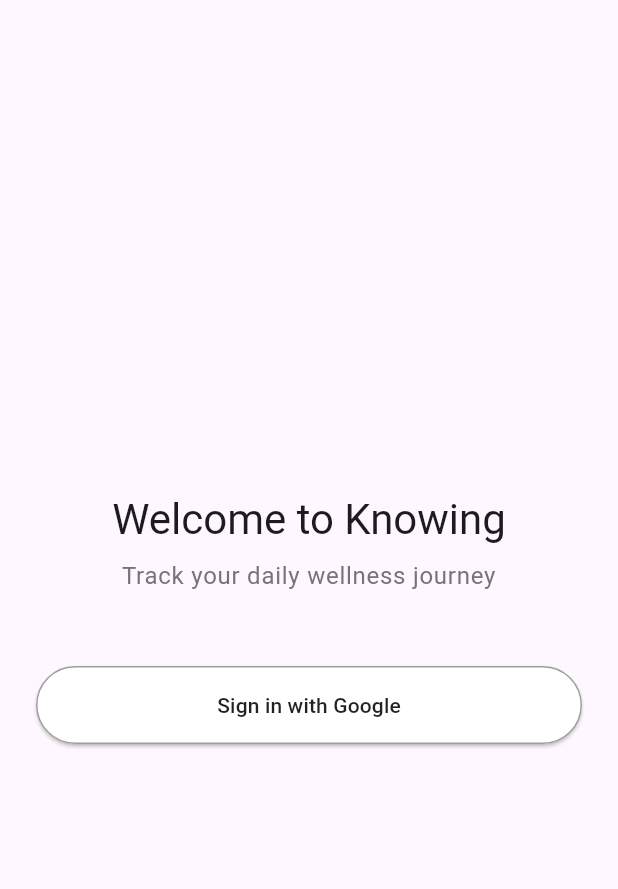
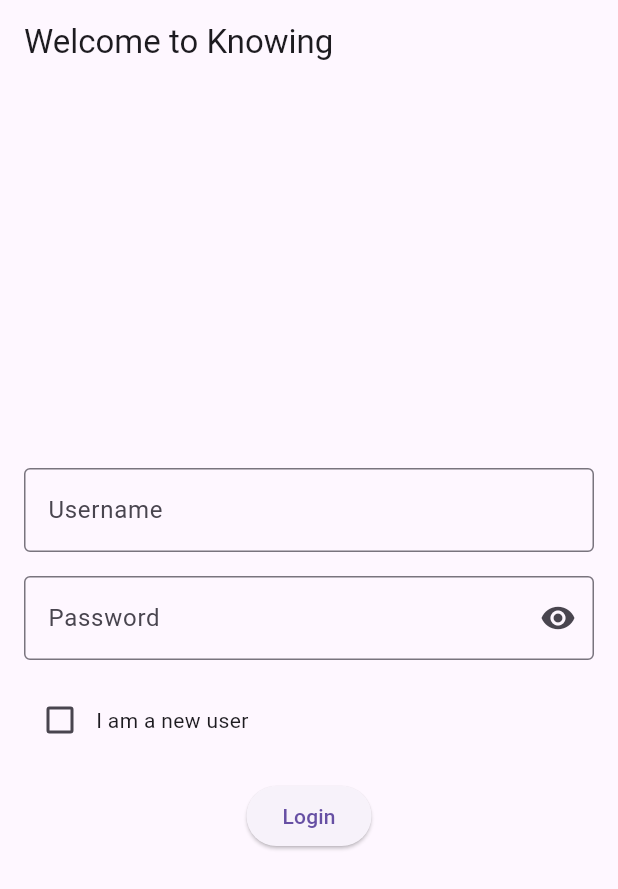
Before and after one commit to yipingxia/knowing_mvp, a Flutter app: the screen it shows after launch, on a phone screen of 412 x 824 dp. Shown: the top 889 px of the screen. Run offline on Flutter 3.47's test engine with Material 3 defaults, Android fonts, the phone set to English and light mode, and no system bars; our stand-ins replace cloud_firestore, cloud_functions, firebase_auth, firebase_core, google_fonts, google_sign_in; missing offline and left inert: dart:html; accounts and stored records are empty.

Commit message:
feat:  - Update Firestore structure to use user-specific collections - Fix dailyLogs collection location - Add proper error handling and logging - Update Cloud Functions to handle user-specific data

```diff
--- a/lib/main.dart
+++ b/lib/main.dart
@@ -1,13 +1,14 @@
 import 'package:flutter/material.dart';
 import 'screens/login_screen.dart';
-import 'screens/home_screen.dart';
 import 'package:firebase_core/firebase_core.dart';
-import 'package:firebase_auth/firebase_auth.dart';
+import 'package:cloud_firestore/cloud_firestore.dart';
+import 'package:flutter/foundation.dart' show kIsWeb;
 
 void main() async {
   WidgetsFlutterBinding.ensureInitialized();
 
-  // Initialize Firebase with options
+  try {
+    // Initialize Firebase
     await Firebase.initializeApp(
       options: const FirebaseOptions(
         apiKey: "AIzaSyCL8C6_q3CtPkg33xXA4SUxmDOSnW-dOH4",
@@ -20,6 +21,36 @@
       ),
     );
 
+    // Connect to Firestore emulator
+    String host = kIsWeb ? 'localhost' : '10.0.2.2';
+    FirebaseFirestore.instance.useFirestoreEmulator(host, 8080);
+
+    // Configure Firestore settings
+    FirebaseFirestore.instance.settings = const Settings(
+      persistenceEnabled: true,
+      cacheSizeBytes: Settings.CACHE_SIZE_UNLIMITED,
+      sslEnabled: false,  // Disable SSL for emulator
+    );
+
+    // Then try to enable persistence
+    if (kIsWeb) {
+      try {
+        await FirebaseFirestore.instance.enablePersistence(
+          const PersistenceSettings(synchronizeTabs: true),
+        );
+      } catch (e) {
+        print('Persistence already enabled or not supported: $e');
+      }
+    }
+
+    // Explicitly enable network
+    await FirebaseFirestore.instance.enableNetwork();
+
+    print('Firebase initialized successfully with emulator');
+  } catch (e) {
+    print('Error initializing Firebase: $e');
+  }
+
   runApp(const MyApp());
 }
 
@@ -31,70 +62,10 @@
     return MaterialApp(
       title: 'Knowing',
       theme: ThemeData(
-        colorScheme: ColorScheme.fromSeed(seedColor: Colors.deepPurple),
-        useMaterial3: true,
+        primarySwatch: Colors.blue,
+        visualDensity: VisualDensity.adaptivePlatformDensity,
       ),
-      home: const SplashScreen(),
+      home: const LoginScreen(),
     );
   }
 }
-
-class SplashScreen extends StatefulWidget {
-  const SplashScreen({super.key});
-
-  @override
-  State<SplashScreen> createState() => _SplashScreenState();
-}
-
-class _SplashScreenState extends State<SplashScreen> {
-  @override
-  void initState() {
-    super.initState();
-    // Navigate to AuthWrapper after 2 seconds
-    Future.delayed(const Duration(seconds: 2), () {
-      if (mounted) {
-        Navigator.pushReplacement(
-          context,
-          MaterialPageRoute(builder: (context) => const AuthWrapper()),
-        );
-      }
-    });
-  }
-
-  @override
-  Widget build(BuildContext context) {
-    return Scaffold(
-      body: Center(
-        child: Column(
-          mainAxisAlignment: MainAxisAlignment.center,
-          children: [
-            // Add your app logo here
-            const CircularProgressIndicator(),
-          ],
-        ),
-      ),
-    );
-  }
-}
-
-class AuthWrapper extends StatelessWidget {
-  const AuthWrapper({super.key});
-
-  @override
-  Widget build(BuildContext context) {
-    return StreamBuilder<User?>(
-      stream: FirebaseAuth.instance.authStateChanges(),
-      builder: (context, snapshot) {
-        if (snapshot.connectionState == ConnectionState.waiting) {
-          return const Center(child: CircularProgressIndicator());
-        }
-
-        if (snapshot.hasData) {
-          return const HomeScreen();
-        }
-
-        return const LoginScreen();
-      },
-    );
-  }
-}
--- a/lib/screens/login_screen.dart
+++ b/lib/screens/login_screen.dart
@@ -1,7 +1,5 @@
 import 'package:flutter/material.dart';
-import 'package:flutter/foundation.dart' show kIsWeb;
-import 'dart:js' as js;
-import '../services/auth_service.dart';
+import '../services/user_service.dart';
 import 'home_screen.dart';
 
 class LoginScreen extends StatefulWidget {
@@ -12,39 +10,84 @@
 }
 
 class _LoginScreenState extends State<LoginScreen> {
-  final _authService = AuthService();
+  final _usernameController = TextEditingController();
+  final _passwordController = TextEditingController();
+  final _userService = UserService();
   bool _isLoading = false;
-  String? _error;
+  String? _errorMessage;
+  bool _isNewUser = false;
+  bool _obscurePassword = true;
 
-  Future<void> _signInWithGoogle() async {
+  @override
+  void initState() {
+    super.initState();
+    _checkStoredUsername();
+  }
+
+  Future<void> _checkStoredUsername() async {
+    final storedUsername = _userService.getUsernameFromStorage();
+    if (storedUsername != null) {
+      final userData = await _userService.getUserData(storedUsername);
+      if (userData != null) {
+        if (mounted) {
+          Navigator.of(context).pushReplacement(
+            MaterialPageRoute(
+              builder: (context) => HomeScreen(username: storedUsername),
+            ),
+          );
+        }
+      }
+    }
+  }
+
+  Future<void> _handleLoginOrRegister() async {
+    final username = _usernameController.text.trim();
+    final password = _passwordController.text;
+
+    if (username.isEmpty) {
+      setState(() => _errorMessage = 'Please enter a username');
+      return;
+    }
+
+    if (password.isEmpty) {
+      setState(() => _errorMessage = 'Please enter a password');
+      return;
+    }
+
     setState(() {
       _isLoading = true;
-      _error = null;
+      _errorMessage = null;
     });
 
     try {
-      if (kIsWeb) {
-        // For web, we'll use the Google Sign-In button that's configured in index.html
-        js.context.callMethod('signInWithGoogle', []);
+      bool success;
+      if (_isNewUser) {
+        // Try to register new user
+        success = await _userService.registerUsername(username, password);
+        if (!success) {
+          setState(() => _errorMessage = 'Username already taken');
+          setState(() => _isLoading = false);
+          return;
+        }
       } else {
-        await _authService.signInWithGoogle();
+        // Try to verify existing user
+        success = await _userService.verifyUser(username, password);
+        if (!success) {
+          setState(() => _errorMessage = 'Invalid username or password');
+          setState(() => _isLoading = false);
+          return;
+        }
       }
 
-      if (mounted) {
-        Navigator.pushReplacement(
-          context,
-          MaterialPageRoute(builder: (context) => const HomeScreen()),
+      if (success && mounted) {
+        Navigator.of(context).pushReplacement(
+          MaterialPageRoute(
+            builder: (context) => HomeScreen(username: username),
+          ),
         );
       }
     } catch (e) {
-      if (mounted) {
-        setState(() {
-          _error = e.toString();
-        });
-        ScaffoldMessenger.of(context).showSnackBar(
-          SnackBar(content: Text(e.toString())),
-        );
-      }
+      setState(() => _errorMessage = 'An error occurred. Please try again.');
     } finally {
       if (mounted) {
         setState(() => _isLoading = false);
@@ -55,55 +98,66 @@
   @override
   Widget build(BuildContext context) {
     return Scaffold(
-      body: SafeArea(
-        child: Center(
-          child: SingleChildScrollView(
-            padding: const EdgeInsets.all(24.0),
+      appBar: AppBar(
+        title: const Text('Welcome to Knowing'),
+      ),
+      body: Center(
+        child: SingleChildScrollView(
+          child: Padding(
+            padding: const EdgeInsets.all(16.0),
             child: Column(
               mainAxisAlignment: MainAxisAlignment.center,
-              crossAxisAlignment: CrossAxisAlignment.stretch,
               children: [
-                Text(
-                  'Welcome to Knowing',
-                  style: Theme.of(context).textTheme.headlineMedium,
-                  textAlign: TextAlign.center,
+                TextField(
+                  controller: _usernameController,
+                  decoration: InputDecoration(
+                    labelText: 'Username',
+                    border: const OutlineInputBorder(),
+                    errorText: _errorMessage,
+                  ),
+                  enabled: !_isLoading,
                 ),
-                const SizedBox(height: 8),
-                Text(
-                  'Track your daily wellness journey',
-                  style: Theme.of(context).textTheme.bodyLarge?.copyWith(
-                    color: Colors.grey[600],
-                  ),
-                  textAlign: TextAlign.center,
-                ),
-                const SizedBox(height: 48),
-                ElevatedButton(
-                  onPressed: _isLoading ? null : _signInWithGoogle,
-                  style: ElevatedButton.styleFrom(
-                    padding: const EdgeInsets.symmetric(vertical: 16),
-                    backgroundColor: Colors.white,
-                    foregroundColor: Colors.black87,
-                    side: const BorderSide(color: Colors.grey),
-                  ),
-                  child: _isLoading
-                      ? const SizedBox(
-                          height: 20,
-                          width: 20,
-                          child: CircularProgressIndicator(
-                            strokeWidth: 2,
-                          ),
-                        )
-                      : const Text('Sign in with Google'),
-                ),
-                if (_error != null)
-                  Padding(
-                    padding: const EdgeInsets.only(top: 16),
-                    child: Text(
-                      _error!,
-                      style: TextStyle(color: Colors.red[700]),
-                      textAlign: TextAlign.center,
+                const SizedBox(height: 16),
+                TextField(
+                  controller: _passwordController,
+                  obscureText: _obscurePassword,
+                  decoration: InputDecoration(
+                    labelText: 'Password',
+                    border: const OutlineInputBorder(),
+                    suffixIcon: IconButton(
+                      icon: Icon(
+                        _obscurePassword ? Icons.visibility : Icons.visibility_off,
+                      ),
+                      onPressed: () {
+                        setState(() {
+                          _obscurePassword = !_obscurePassword;
+                        });
+                      },
                     ),
                   ),
+                  enabled: !_isLoading,
+                ),
+                const SizedBox(height: 16),
+                Row(
+                  children: [
+                    Checkbox(
+                      value: _isNewUser,
+                      onChanged: (bool? value) {
+                        setState(() {
+                          _isNewUser = value ?? false;
+                        });
+                      },
+                    ),
+                    const Text('I am a new user'),
+                  ],
+                ),
+                const SizedBox(height: 16),
+                ElevatedButton(
+                  onPressed: _isLoading ? null : _handleLoginOrRegister,
+                  child: _isLoading
+                      ? const CircularProgressIndicator()
+                      : Text(_isNewUser ? 'Register' : 'Login'),
+                ),
               ],
             ),
           ),
@@ -111,4 +165,11 @@
       ),
     );
   }
+
+  @override
+  void dispose() {
+    _usernameController.dispose();
+    _passwordController.dispose();
+    super.dispose();
+  }
 }
--- /dev/null
+++ b/lib/services/user_service.dart
@@ -0,0 +1,138 @@
+import 'package:cloud_firestore/cloud_firestore.dart';
+import 'dart:html' as html;
+import 'package:crypto/crypto.dart';
+import 'dart:convert';
+
+class UserService {
+  static const String _usernameKey = 'knowing_username';
+  final FirebaseFirestore _firestore = FirebaseFirestore.instance;
+
+  // Hash password
+  String _hashPassword(String password) {
+    final bytes = utf8.encode(password);
+    final digest = sha256.convert(bytes);
+    return digest.toString();
+  }
+
+  // Check if username exists and verify password
+  Future<bool> verifyUser(String username, String password) async {
+    try {
+      print('Verifying user: $username');
+      final doc = await _firestore
+          .collection('users')
+          .doc(username)
+          .get(const GetOptions(source: Source.server));
+
+      if (!doc.exists) {
+        print('User does not exist');
+        return false;
+      }
+
+      final userData = doc.data();
+      // If no password is set (legacy user) or password matches
+      if (userData?['password'] == null || userData?['password'] == _hashPassword(password)) {
+        saveUsernameToStorage(username);
+        return true;
+      }
+
+      print('Password verification failed');
+      return false;
+    } catch (e) {
+      print('Error verifying user: $e');
+      return false;
+    }
+  }
+
+  // Register new username with password
+  Future<bool> registerUsername(String username, String password) async {
+    print('Starting username registration for: $username');
+
+    try {
+      // Use a transaction to ensure atomicity
+      bool success = await _firestore.runTransaction<bool>((transaction) async {
+        final usernameDoc = await transaction.get(_firestore.collection('usernames').doc(username));
+
+        if (usernameDoc.exists) {
+          print('Username is already taken (transaction check): $username');
+          return false;
+        }
+
+        print('Username is available, creating documents');
+
+        final hashedPassword = _hashPassword(password);
+        final timestamp = FieldValue.serverTimestamp();
+
+        transaction.set(_firestore.collection('usernames').doc(username), {
+          'username': username,
+          'createdAt': timestamp,
+        });
+
+        transaction.set(_firestore.collection('users').doc(username), {
+          'username': username,
+          'password': hashedPassword,
+          'createdAt': timestamp,
+        });
+
+        return true;
+      });
+
+      if (success) {
+        saveUsernameToStorage(username);
+        print('Username registration successful');
+      }
+
+      return success;
+    } catch (e) {
+      print('Error registering username: $e');
+      return false;
+    }
+  }
+
+  // Save username to localStorage
+  void saveUsernameToStorage(String username) {
+    try {
+      print('Saving username to localStorage: $username');
+      html.window.localStorage[_usernameKey] = username;
+    } catch (e) {
+      print('Error saving to localStorage: $e');
+    }
+  }
+
+  // Get username from localStorage
+  String? getUsernameFromStorage() {
+    try {
+      final username = html.window.localStorage[_usernameKey];
+      print('Retrieved username from localStorage: $username');
+      return username;
+    } catch (e) {
+      print('Error getting username from localStorage: $e');
+      return null;
+    }
+  }
+
+  // Clear username from localStorage
+  void clearUsernameFromStorage() {
+    try {
+      print('Clearing username from localStorage');
+      html.window.localStorage.remove(_usernameKey);
+    } catch (e) {
+      print('Error clearing localStorage: $e');
+    }
+  }
+
+  // Get user data
+  Future<Map<String, dynamic>?> getUserData(String username) async {
+    try {
+      print('Fetching user data for: $username');
+      final doc = await _firestore
+          .collection('users')
+          .doc(username)
+          .get(const GetOptions(source: Source.serverAndCache));
+      print('User data retrieved: ${doc.data()}');
+      return doc.data();
+    } catch (e) {
+      print('Error getting user data: $e');
+      return null;
+    }
+  }
+}
--- a/pubspec.yaml
+++ b/pubspec.yaml
@@ -32,10 +32,11 @@
     sdk: flutter
   firebase_core: ^2.24.2
   firebase_auth: ^4.15.3
-  cloud_firestore: ^4.13.6
+  cloud_firestore: ^4.15.5
   cloud_functions: ^4.5.8
   js: ^0.7.0
   google_sign_in: ^6.1.6
+  crypto: ^3.0.3
 
   # The following adds the Cupertino Icons font to your application.
   # Use with the CupertinoIcons class for iOS style icons.
```
Also changed, not shown: firestore.indexes.json (added, +25 -0 lines), lib/models/journal_entry.dart (+20 -14 lines), lib/models/recommendation.dart (+17 -10 lines), lib/screens/home_screen.dart (+58 -10 lines), lib/services/auth_service.dart (+10 -0 lines), lib/services/daily_log_service.dart (+16 -11 lines), lib/services/recommendations_service.dart (+19 -14 lines), firebase.json, pubspec.lock, 2 other files. Lines whose indentation alone changed are shown as unchanged.
